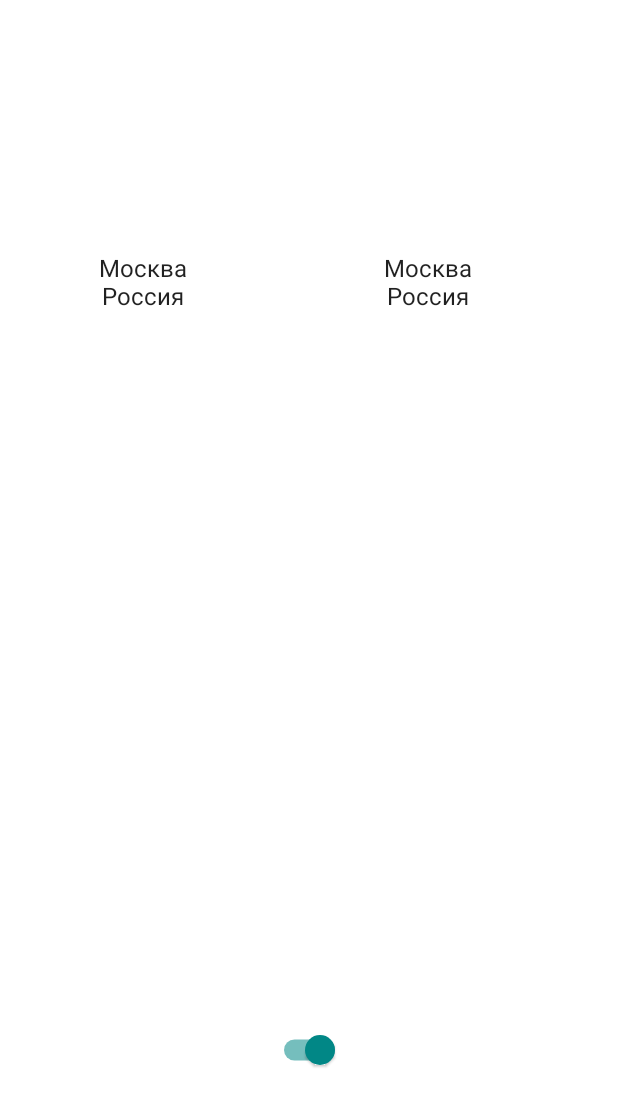
After one commit to Nickitor/XMLComposeMastersWork, an Android app built with Jetpack Compose: the composable MainScreen called with empty values, on a phone screen of 412 x 824 dp. The commit adds this screen. Shown: the top 1106 px of the screen. Run offline under Robolectric (Android 15) with nearby library versions, the phone set to English and light mode, and no system bars.

Commit message:
Добавлен переход между XML и Compose

```diff
--- /dev/null
+++ b/app/src/main/java/com/example/xmlcomposemasterswork/compose/presentation/screen/MainScreen.kt
@@ -0,0 +1,68 @@
+package com.example.xmlcomposemasterswork.compose.presentation.screen
+
+import android.annotation.SuppressLint
+import androidx.compose.foundation.layout.Arrangement
+import androidx.compose.foundation.layout.Box
+import androidx.compose.foundation.layout.Column
+import androidx.compose.foundation.layout.Row
+import androidx.compose.foundation.layout.Spacer
+import androidx.compose.foundation.layout.fillMaxSize
+import androidx.compose.foundation.layout.padding
+import androidx.compose.foundation.layout.size
+import androidx.compose.foundation.lazy.LazyRow
+import androidx.compose.foundation.lazy.items
+import androidx.compose.material.Scaffold
+import androidx.compose.material.Switch
+import androidx.compose.material.Text
+import androidx.compose.runtime.Composable
+import androidx.compose.ui.Alignment
+import androidx.compose.ui.Modifier
+import androidx.compose.ui.tooling.preview.Preview
+import androidx.compose.ui.unit.dp
+
+@SuppressLint("UnusedMaterialScaffoldPaddingParameter")
+@Composable
+fun MainScreen(
+    switchToXMLClickListener: (() -> Unit)?
+) {
+    Scaffold(
+        modifier = Modifier.fillMaxSize(),
+    ) {
+        Column(
+            modifier = Modifier.fillMaxSize(),
+            verticalArrangement = Arrangement.SpaceBetween,
+            horizontalAlignment = Alignment.CenterHorizontally
+        ) {
+            CityListPreview()
+            Spacer(modifier = Modifier.weight(1f))
+            Switch(checked = true,
+                modifier = Modifier.padding(bottom = 100.dp),
+                onCheckedChange = {
+                    switchToXMLClickListener?.invoke()
+                })
+        }
+    }
+}
+
+@Composable
+fun CityListPreview() {
+    val itemList = listOf("Item1", "Item2", "Item3", "Item4")
+    LazyRow {
+        items(itemList) {
+            CityCard()
+        }
+    }
+}
+
+@Composable
+fun CityCard() {
+    Row(
+        modifier = Modifier.padding(20.dp)
+    ) {
+        Column(horizontalAlignment = Alignment.CenterHorizontally) {
+            Box(modifier = Modifier.size(150.dp))
+            Text(text = "Москва")
+            Text(text = "Россия")
+        }
+    }
+}
```
Also changed, not shown: app/src/main/AndroidManifest.xml (+5 -5 lines), app/src/main/java/com/example/xmlcomposemasterswork/compose/presentation/ComposeActivity.kt (+22 -40 lines), app/src/main/java/com/example/xmlcomposemasterswork/compose/presentation/viewmodel/ComposeViewModel.kt (added, +15 -0 lines), app/src/main/java/com/example/xmlcomposemasterswork/xml/presentation/ui/XMLActivity.kt (+15 -2 lines), app/src/main/res/layout/activity_xmlactivity.xml (+10 -0 lines).
